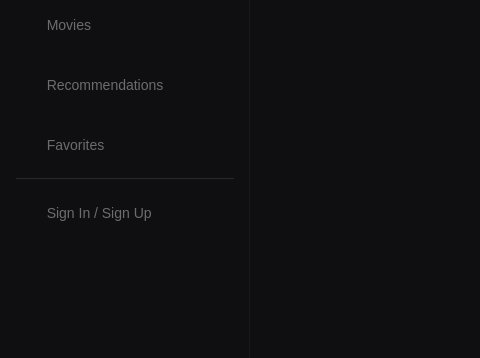
Old version of the form presentationLayer/layout/layout.ui in the repository codingburgas/2526-9-CPP-SprintProject-Certa.dev; both pictures show x 0 to 480 and y 160 to 518 of the 1000 by 750 pixel window.
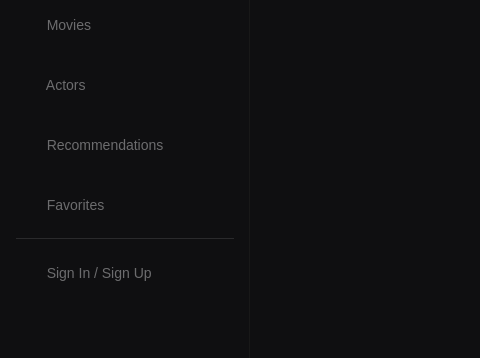
New version of the form. The open tabs and pages were chosen to show the change. Icons and pictures are not drawn.

Commit message: feat(actor): implement actors page, closes #25

Diff of the .ui file:
```diff
--- a/presentationLayer/layout/layout.ui
+++ b/presentationLayer/layout/layout.ui
@@ -101,6 +101,7 @@
 
   #sidebarHomeButton,
   #sidebarMoviesButton,
+  #sidebarActorsButton,
   #sidebarRecommendationsButton,
   #sidebarFavoritesButton,
   #sidebarAuthButton,
@@ -121,6 +122,7 @@
 
   #sidebarHomeButton:checked,
   #sidebarMoviesButton:checked,
+  #sidebarActorsButton:checked,
   #sidebarRecommendationsButton:checked,
   #sidebarFavoritesButton:checked,
   #sidebarAuthButton:checked,
@@ -132,6 +134,7 @@
 
   #sidebarHomeButton:hover, #sidebarHomeButton:focus,
   #sidebarMoviesButton:hover, #sidebarMoviesButton:focus,
+  #sidebarActorsButton:hover, #sidebarActorsButton:focus,
   #sidebarRecommendationsButton:hover, #sidebarRecommendationsButton:focus,
   #sidebarFavoritesButton:hover, #sidebarFavoritesButton:focus,
   #sidebarAuthButton:hover, #sidebarAuthButton:focus,
@@ -143,6 +146,7 @@
 
   #sidebarHomeButton:checked:hover, #sidebarHomeButton:checked:focus,
   #sidebarMoviesButton:checked:hover, #sidebarMoviesButton:checked:focus,
+  #sidebarActorsButton:checked:hover, #sidebarActorsButton:checked:focus,
   #sidebarRecommendationsButton:checked:hover, #sidebarRecommendationsButton:checked:focus,
   #sidebarFavoritesButton:checked:hover, #sidebarFavoritesButton:checked:focus,
   #sidebarAuthButton:checked:hover, #sidebarAuthButton:checked:focus,
@@ -281,7 +285,7 @@
         <bool>true</bool>
        </property>
       </widget>
-      <widget class="QPushButton" name="sidebarRecommendationsButton">
+      <widget class="QPushButton" name="sidebarActorsButton">
        <property name="geometry">
         <rect>
          <x>8</x>
@@ -291,6 +295,32 @@
         </rect>
        </property>
        <property name="text">
+        <string>  Actors</string>
+       </property>
+       <property name="icon">
+        <iconset resource="../../assets/resources.qrc">
+         <normaloff>:/icons/drama.svg</normaloff>:/icons/drama.svg</iconset>
+       </property>
+       <property name="iconSize">
+        <size>
+         <width>20</width>
+         <height>20</height>
+        </size>
+       </property>
+       <property name="checkable">
+        <bool>true</bool>
+       </property>
+      </widget>
+      <widget class="QPushButton" name="sidebarRecommendationsButton">
+       <property name="geometry">
+        <rect>
+         <x>8</x>
+         <y>280</y>
+         <width>234</width>
+         <height>50</height>
+        </rect>
+       </property>
+       <property name="text">
         <string>  Recommendations</string>
        </property>
        <property name="icon">
@@ -311,7 +341,7 @@
        <property name="geometry">
         <rect>
          <x>8</x>
-         <y>280</y>
+         <y>340</y>
          <width>234</width>
          <height>50</height>
         </rect>
@@ -337,7 +367,7 @@
        <property name="geometry">
         <rect>
          <x>16</x>
-         <y>338</y>
+         <y>398</y>
          <width>218</width>
          <height>1</height>
         </rect>
@@ -353,7 +383,7 @@
        <property name="geometry">
         <rect>
          <x>8</x>
-         <y>348</y>
+         <y>408</y>
          <width>234</width>
          <height>50</height>
         </rect>
```
Left out of the diff: 16 changed lines with no effect on the pictures. The commit also changes 28 other files.
